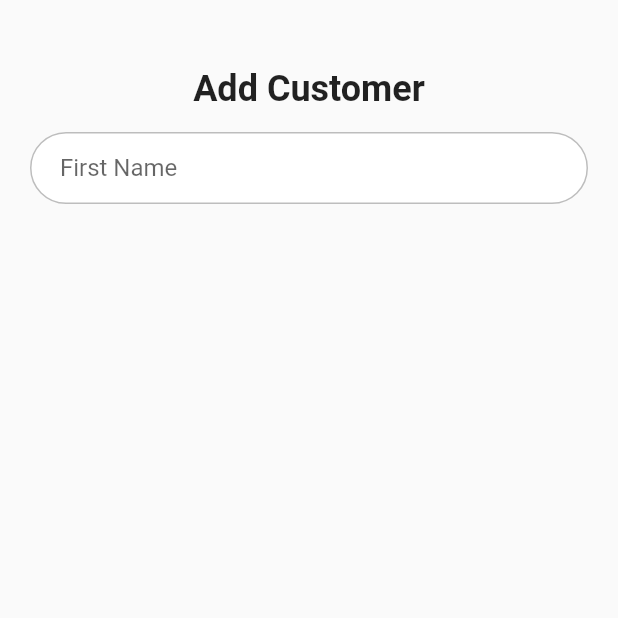
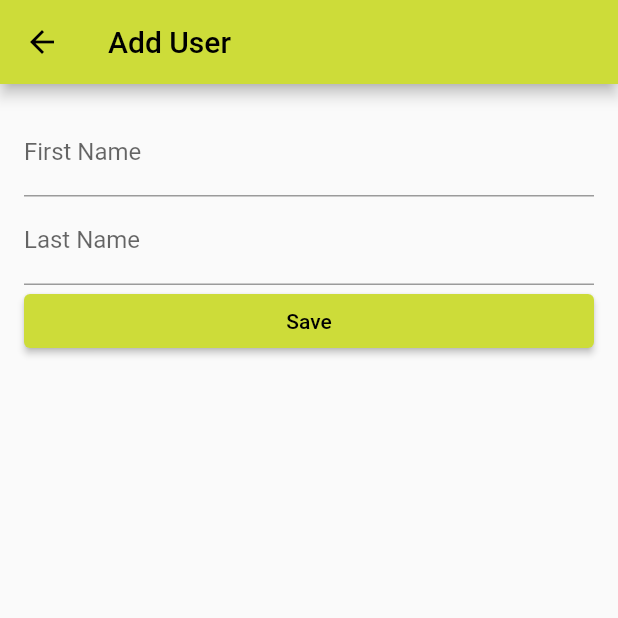
Before and after one commit to Viraj-Sankalpa/Customer-Relashionship-Management-Application, a Flutter app: the AddCustomer screen opened by its route, on a phone screen of 412 x 824 dp, the top half of it. Run offline on Flutter 3.47's test engine with Material 2 defaults, Android fonts, the phone set to English and light mode, and no system bars; our stand-ins replace cloud_firestore, firebase_auth, firebase_core, firebase_database, form_field_validator, get and 2 more; accounts and stored records are empty.

Commit message:
add customer page

```diff
--- /dev/null
+++ b/lib/models/logout.dart
@@ -0,0 +1,5 @@
+import 'package:firebase_auth/firebase_auth.dart';
+
+Future<void> logout() async {
+  await FirebaseAuth.instance.signOut();
+}
--- a/lib/screens/add_customer.dart
+++ b/lib/screens/add_customer.dart
@@ -1,42 +1,84 @@
-import 'package:cdms/screens/theme_helper.dart';
 import 'package:flutter/material.dart';
+import 'package:firebase_database/firebase_database.dart';
+
+final databaseReference = FirebaseDatabase.instance.ref();
+
+Future<void> addUser({
+  required String firstName,
+  required String lastName,
+}) async {
+  await databaseReference.child('users').push().set({
+    'firstName': firstName,
+    'lastName': lastName,
+  });
+}
+
+
 
 class AddCustomer extends StatefulWidget {
   const AddCustomer({super.key});
 
   @override
-  State<AddCustomer> createState() => _AddCustomerState();
+  _AddCustomerState createState() => _AddCustomerState();
 }
 
 class _AddCustomerState extends State<AddCustomer> {
-  bool checkedValue = false;
-  bool showSnipper = false;
-  bool checkboxValue = false;
-  bool isLoading = false;
-  late TextEditingController firstName = TextEditingController();
+  final _formKey = GlobalKey<FormState>();
+  String _firstName = '';
+  String _lastName = '';
+
+  Future<void> _submitForm() async {
+    if (_formKey.currentState!.validate()) {
+      _formKey.currentState!.save();
+      await addUser(
+        firstName: _firstName,
+        lastName: _lastName,
+      );
+      // Show a success message or navigate to a new screen
+    }
+  }
+
   @override
   Widget build(BuildContext context) {
-    return SafeArea(
-      child: Scaffold(
-        body: Container(
-          padding: const EdgeInsets.all(20),
+    return Scaffold(
+      appBar: AppBar(
+        title: const Text('Add User'),
+      ),
+      body: Form(
+        key: _formKey,
+        child: SingleChildScrollView(
+          padding: const EdgeInsets.all(16.0),
           child: Column(
-            children: [
-
-              const SizedBox(height: 25,),
-              const Text("Add Customer",style: TextStyle(fontSize: 24,fontWeight: FontWeight.bold),),
-              const SizedBox(height: 15,),
+            crossAxisAlignment: CrossAxisAlignment.stretch,
+            children: <Widget>[
               TextFormField(
-                decoration: ThemeHelper()
-                    .textInputDecoration('First Name', 'Enter your first name'),
-                onChanged: (value) {
-                  firstName.text = value;
+                decoration: const InputDecoration(labelText: 'First Name'),
+                validator: (value) {
+                  if (value!.isEmpty) {
+                    return 'Please enter your first name';
+                  }
+                  return null;
+                },
+                onSaved: (value) {
+                  _firstName = value!;
                 },
               ),
-
-
-
-
+              TextFormField(
+                decoration: const InputDecoration(labelText: 'Last Name'),
+                validator: (value) {
+                  if (value!.isEmpty) {
+                    return 'Please enter your last name';
+                  }
+                  return null;
+                },
+                onSaved: (value) {
+                  _lastName = value!;
+                },
+              ),
+              ElevatedButton(
+                onPressed: _submitForm,
+                child: const Text('Save'),
+              ),
             ],
           ),
         ),
--- a/lib/screens/login.dart
+++ b/lib/screens/login.dart
@@ -21,12 +21,9 @@ class _LoginPageState extends State<LoginPage> {
       body: Container(
         padding: const EdgeInsets.all(20),
         child: Center(
-
           child: Form(
-
             key: _formKey,
             child: Column(
-
               mainAxisAlignment: MainAxisAlignment.center,
               children: <Widget>[
                 const Padding(padding: EdgeInsets.all(20)),
@@ -72,7 +69,8 @@ class _LoginPageState extends State<LoginPage> {
     if (formState!.validate()) {
       formState.save();
       try {
-        UserCredential user = await FirebaseAuth.instance.signInWithEmailAndPassword(
+        UserCredential user =
+            await FirebaseAuth.instance.signInWithEmailAndPassword(
           email: _email,
           password: _password,
         );
--- a/pubspec.yaml
+++ b/pubspec.yaml
@@ -44,6 +44,7 @@ dependencies:
   form_field_validator: ^1.1.0
   shared_preferences: ^2.0.18
   lottie: ^2.3.0
+  firebase_database: ^10.0.16
 
 dev_dependencies:
   flutter_test:
```
Also changed, not shown: pubspec.lock, 1 other file.
